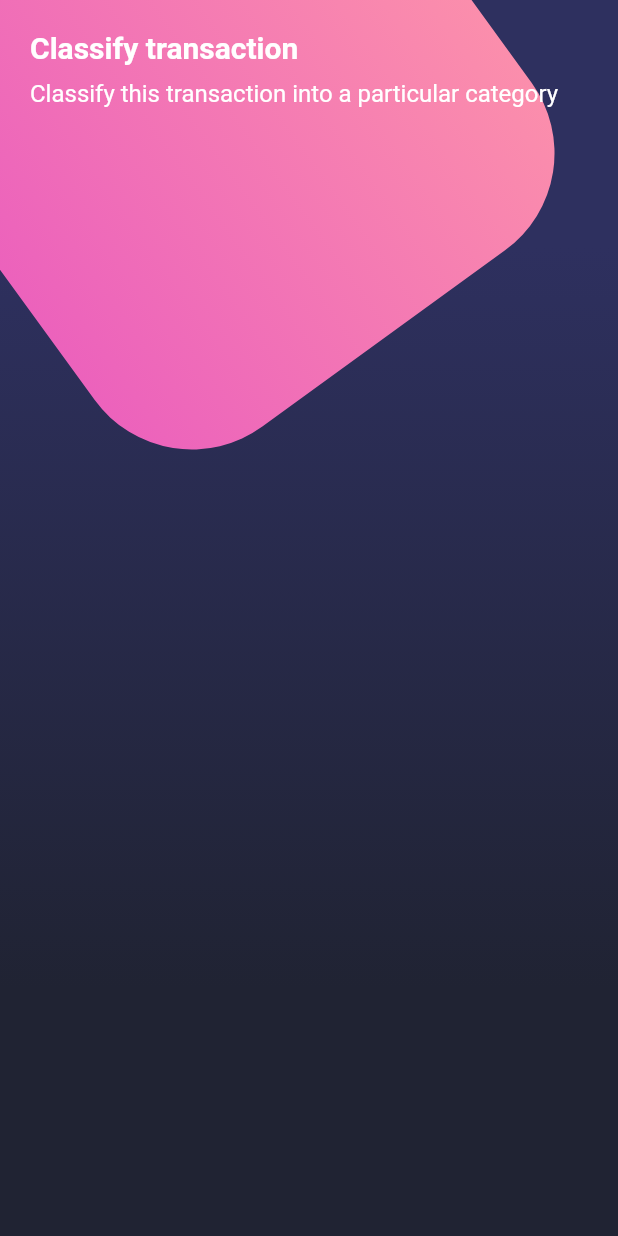
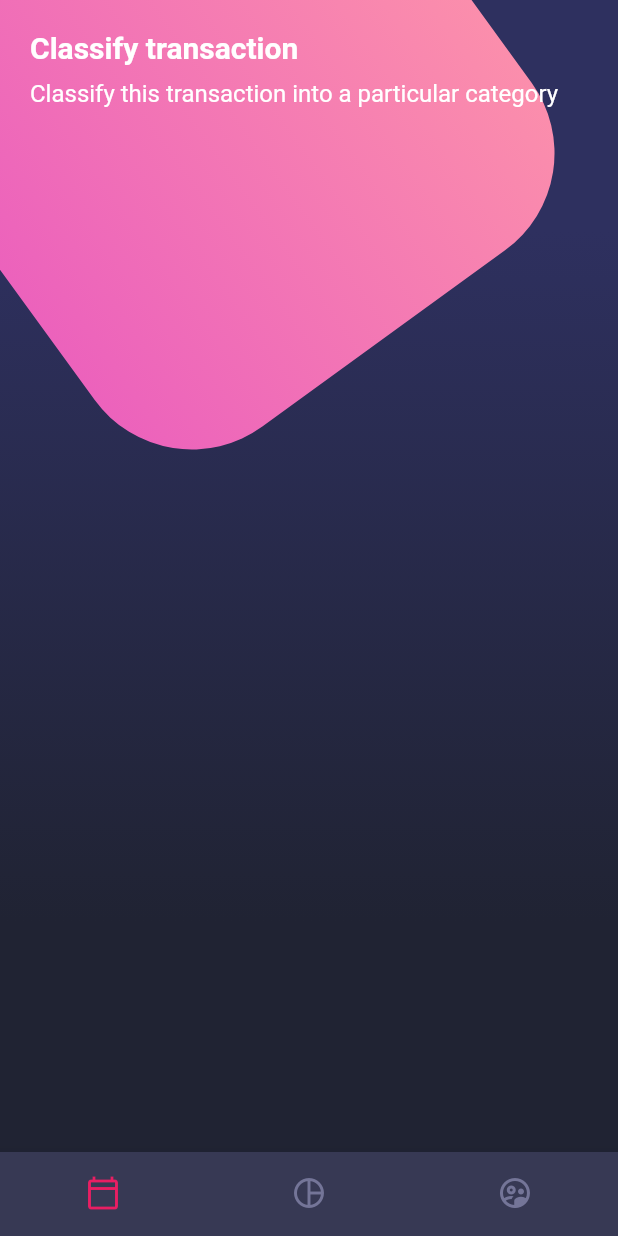
Before and after one commit to bgarcia95/designs-app, a Flutter app: the screen it shows after launch, on a phone screen of 412 x 824 dp. Run offline on Flutter 3.47's test engine with Material 2 defaults, Android fonts, the phone set to English and light mode, and no system bars.

```diff
--- a/lib/src/screens/home_screen.dart
+++ b/lib/src/screens/home_screen.dart
@@ -1,4 +1,5 @@
 import 'package:flutter/material.dart';
+
 import 'package:layouts/src/widgets/widgets.dart';
 
 class HomeScreen extends StatelessWidget {
@@ -14,6 +15,7 @@ class HomeScreen extends StatelessWidget {
           _HomeContent(),
         ],
       ),
+      bottomNavigationBar: const CustomBottomNavigation(),
     );
   }
 }
```
